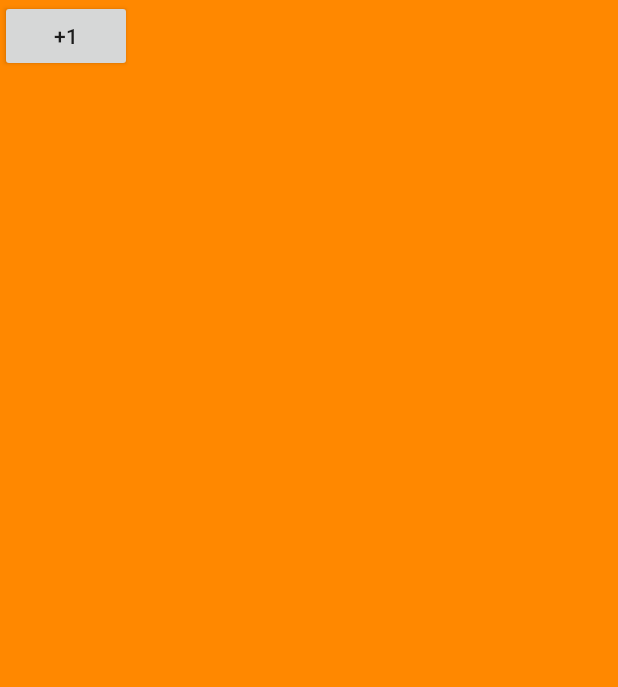
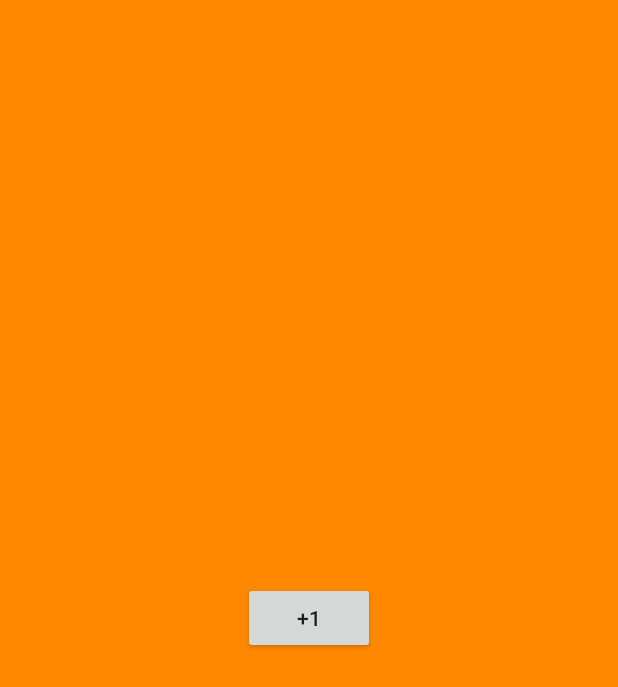
Before and after one commit to srludy/ejercicio_fragments, an Android app: the layout fragment_fragment2.xml on its own in the app's theme, with its tools: preview values and no code run, on a phone screen of 412 x 824 dp. Shown: the top 687 px of the screen. Run offline under Robolectric (Android 15) with nearby library versions, the phone set to English and light mode, and no system bars.

Commit message:
Final proyect

```diff
--- a/app/src/main/res/layout/fragment_fragment2.xml
+++ b/app/src/main/res/layout/fragment_fragment2.xml
@@ -15,6 +15,7 @@
         android:id="@+id/plus"
         android:layout_width="wrap_content"
         android:layout_height="wrap_content"
-        android:text="Button"
+        android:layout_gravity="center"
+        android:text="+1"
         tools:text="+1" />
 </FrameLayout>
```
